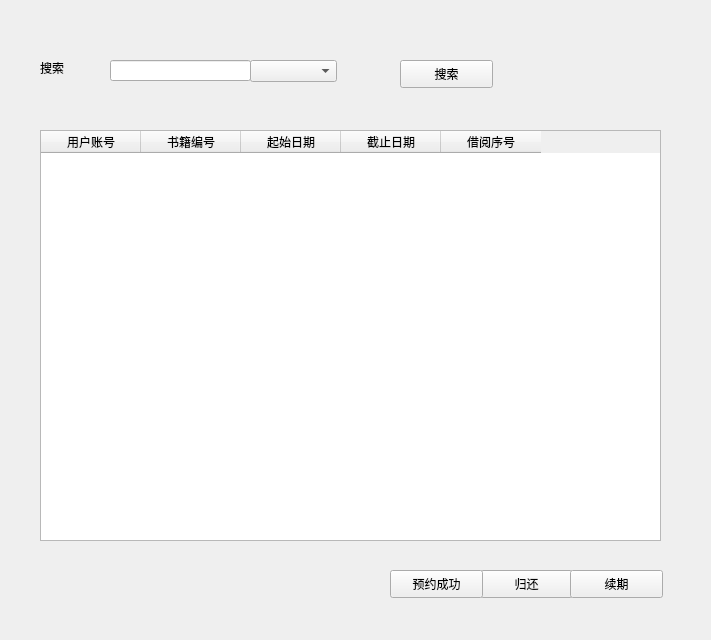
Before: the Qt Designer form qt try/ui_outline/loanstackedpage.ui in GhostofAdam/LibraryManagement, drawn with Qt 5.
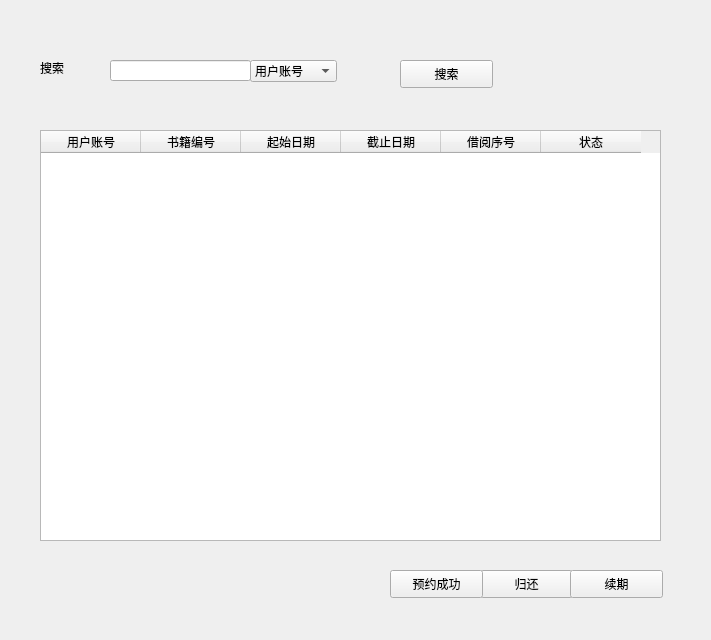
After: the same form once the commit is applied.

Commit message:
基本上做完了ui界面了
基本上做完ui界面了
还剩下，user的查询
延长借阅时间
用户端的构建

The edit to the form file:
```diff
--- a/qt try/ui_outline/loanstackedpage.ui
+++ b/qt try/ui_outline/loanstackedpage.ui
@@ -58,6 +58,21 @@
      <height>22</height>
     </rect>
    </property>
+   <item>
+    <property name="text">
+     <string>用户账号</string>
+    </property>
+   </item>
+   <item>
+    <property name="text">
+     <string>书籍编号</string>
+    </property>
+   </item>
+   <item>
+    <property name="text">
+     <string>状态</string>
+    </property>
+   </item>
   </widget>
   <widget class="QPushButton" name="SearchButton">
    <property name="geometry">
@@ -119,6 +134,11 @@
      <string>借阅序号</string>
     </property>
    </column>
+   <column>
+    <property name="text">
+     <string>状态</string>
+    </property>
+   </column>
   </widget>
   <widget class="QPushButton" name="ReserveButton">
    <property name="geometry">
```
The commit also changes 7 other files.
